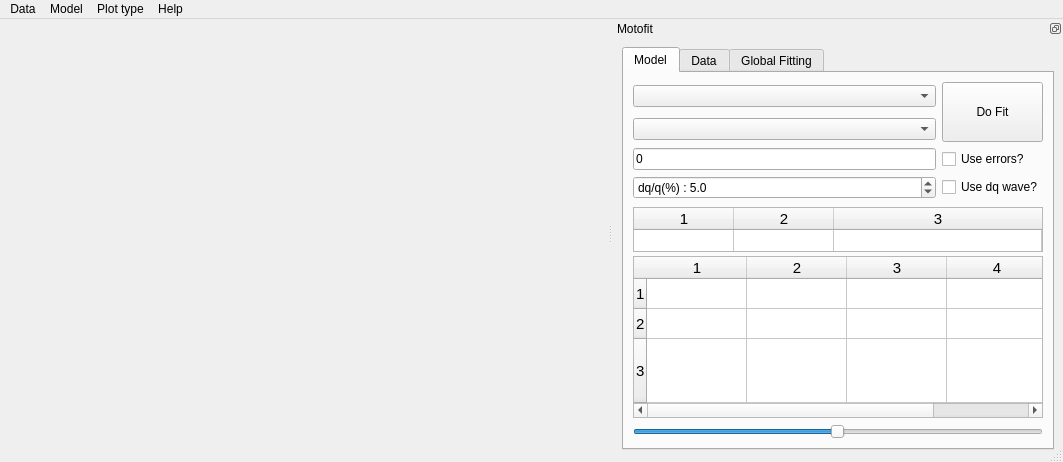
First picture: the form in qt/Motofit.ui, repository refnx/refnx, before the edit.
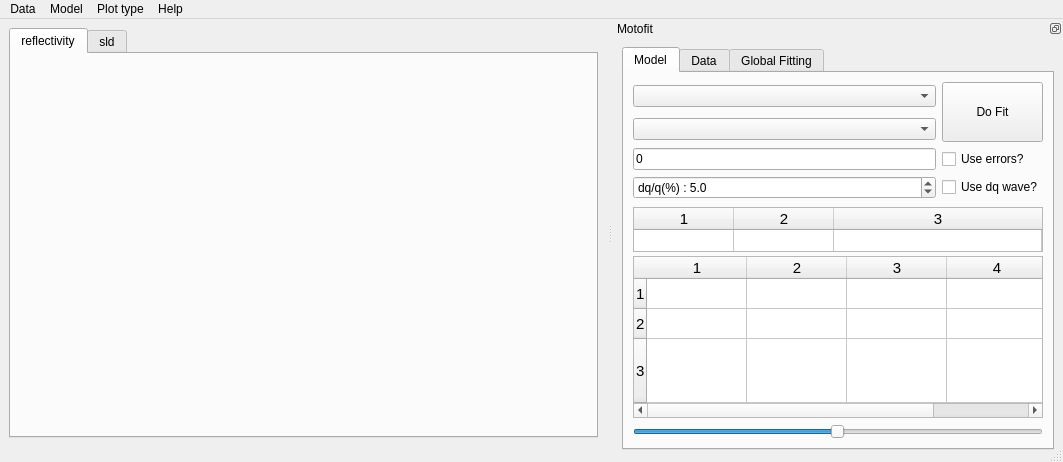
Second picture: the form after the edit.

Patch:
```diff
--- a/qt/Motofit.ui
+++ b/qt/Motofit.ui
@@ -38,7 +38,27 @@
      <height>0</height>
     </size>
    </property>
-   <layout class="QGridLayout" name="gridLayout_3"/>
+   <layout class="QGridLayout" name="gridLayout_3">
+    <item row="0" column="0">
+     <widget class="QTabWidget" name="graphs">
+      <property name="currentIndex">
+       <number>0</number>
+      </property>
+      <widget class="QWidget" name="reflectivity">
+       <attribute name="title">
+        <string>reflectivity</string>
+       </attribute>
+       <layout class="QGridLayout" name="gridLayout_5"/>
+      </widget>
+      <widget class="QWidget" name="sld">
+       <attribute name="title">
+        <string>sld</string>
+       </attribute>
+       <layout class="QGridLayout" name="gridLayout_4"/>
+      </widget>
+     </widget>
+    </item>
+   </layout>
   </widget>
   <widget class="QMenuBar" name="menubar">
    <property name="geometry">
```
Left out of the diff: 4 changed lines with no effect on the pictures.
